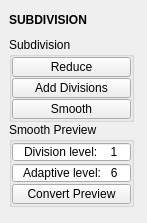
Above: tentacle/ui/subdivision.ui from m3trik/tentacle before the change. Below: the same form after it.
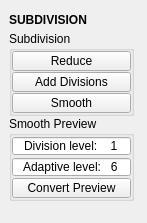
That is the form after the change. Custom widgets are drawn as their Qt base class.

Patch:
```diff
--- a/tentacle/ui/subdivision.ui
+++ b/tentacle/ui/subdivision.ui
@@ -40,6 +40,11 @@
   <widget class="QWidget" name="central_widget">
    <layout class="QVBoxLayout" name="verticalLayout_2">
     <item>
+     <layout class="QVBoxLayout" name="verticalLayout">
+      <property name="spacing">
+       <number>0</number>
+      </property>
+      <item>
      <widget class="DraggableHeader" name="draggableHeader">
       <property name="minimumSize">
        <size>
@@ -64,11 +69,6 @@
       </property>
      </widget>
     </item>
-    <item>
-     <layout class="QVBoxLayout" name="verticalLayout">
-      <property name="spacing">
-       <number>0</number>
-      </property>
       <item>
        <widget class="QGroupBox" name="subdivision">
         <property name="minimumSize">
```
Lines whose indentation alone changed are shown as unchanged.
